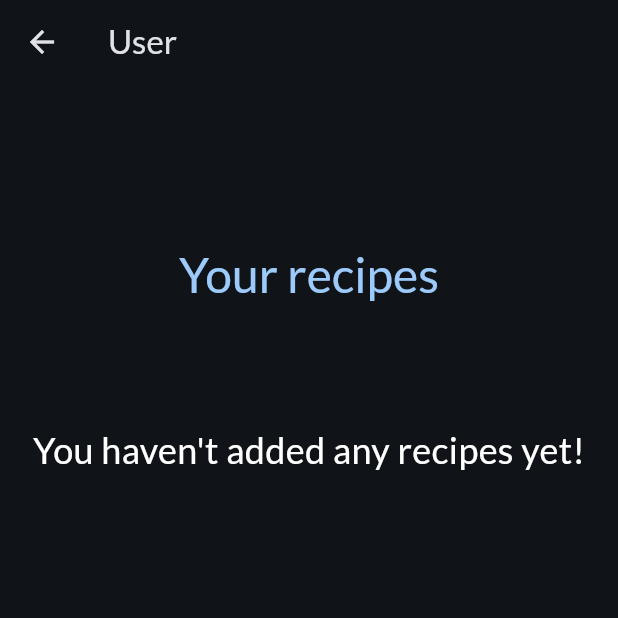
After one commit to Avatbar/Flutter_Meals_App, a Flutter app: the UserScreen screen opened directly, on a phone screen of 412 x 824 dp, the top half of it. The commit adds this screen. Run offline on Flutter 3.47's test engine with Material 2 defaults, Android fonts, the phone set to English and light mode, and no system bars; our stand-ins replace cloud_firestore, firebase_auth, firebase_core, flutter_riverpod, google_fonts, transparent_image; accounts and stored records are empty.

Commit message:
added User screen, changed position of logout button and change login logic

```diff
--- a/lib/data/dummy_data.dart
+++ b/lib/data/dummy_data.dart
@@ -62,7 +62,7 @@ const availableCategories = [
   ),
 ];
 
-const dummyMeals = [
+ List<Meal> dummyMeals = [
   Meal(
     id: 'm1',
     categories: [
--- a/lib/models/category.dart
+++ b/lib/models/category.dart
@@ -10,4 +10,6 @@ class Category {
   final String id;
   final String title;
   final Color color;
+
+  int get colorString => color.value;
 }
--- /dev/null
+++ b/lib/models/person.dart
@@ -0,0 +1,11 @@
+class Person {
+  final String _uid;
+  final String _email;
+
+  String get uid => _uid;
+  String get email => _email;
+
+  Person.fromSnapshot(Map<String, dynamic> snapshot)
+      : _uid = snapshot['uid'],
+        _email = snapshot['email'];
+}
--- /dev/null
+++ b/lib/models/userModel.dart
@@ -0,0 +1,15 @@
+import 'package:meals_app/models/person.dart';
+
+class User extends Person {
+  late List<String> _userMeals;
+  late List<String> _userFavorites;
+  final bool isAdmin = false;
+
+  List<String> get userMeals => _userMeals;
+  List<String> get userFavorites => _userFavorites;
+
+  User.fromSnapshot(Map<String, dynamic> snapshot) : super.fromSnapshot(snapshot) {
+    _userMeals = snapshot['userMeals'];
+    _userFavorites = snapshot['userFavorites'];
+  }
+}
--- a/lib/screens/login.dart
+++ b/lib/screens/login.dart
@@ -34,9 +34,10 @@ class _LoginScreenState extends State<LoginScreen> {
       isLoading = true;
     });
 
-    if (password != confirmPassword) {
+    if (!isLoginScreen && password != confirmPassword) {
       ScaffoldMessenger.of(context).showSnackBar(
         SnackBar(
+          duration: const Duration(seconds: 1),
           content: const Text("Passwords do not match!"),
           backgroundColor: Theme.of(context).colorScheme.error,
         ),
--- /dev/null
+++ b/lib/screens/user.dart
@@ -0,0 +1,104 @@
+import 'package:firebase_auth/firebase_auth.dart';
+import 'package:flutter/material.dart';
+import 'package:cloud_firestore/cloud_firestore.dart';
+
+class UserScreen extends StatefulWidget {
+  const UserScreen({super.key});
+
+  @override
+  State<UserScreen> createState() => _UserScreenState();
+}
+
+class _UserScreenState extends State<UserScreen> {
+  @override
+  Widget build(BuildContext context) {
+    return Scaffold(
+        appBar: AppBar(
+          title: const Text("User"),
+        ),
+        body: ListView(
+          children: [
+            const SizedBox(
+              height: 24,
+            ),
+            Text(
+              FirebaseAuth.instance.currentUser!.email!,
+              textAlign: TextAlign.center,
+              style: Theme.of(context).textTheme.headlineLarge!.copyWith(
+                    color: Theme.of(context).colorScheme.onBackground,
+                    fontSize: 40,
+                  ),
+            ),
+            const SizedBox(
+              height: 32,
+            ),
+            Text(
+              "Your recipes",
+              textAlign: TextAlign.center,
+              style: Theme.of(context).textTheme.headlineMedium!.copyWith(
+                    color: Theme.of(context).colorScheme.primary,
+                    fontSize: 32,
+                  ),
+            ),
+            const SizedBox(
+              height: 16,
+            ),
+            StreamBuilder(
+                stream: FirebaseFirestore.instance
+                    .collection('Meals')
+                    .where('creatorId',
+                        isEqualTo: FirebaseAuth.instance.currentUser!.uid)
+                    .snapshots(),
+                builder: (ctx, AsyncSnapshot<QuerySnapshot> snapshot) {
+                  if (snapshot.connectionState == ConnectionState.waiting) {
+                    return const Center(
+                      child: CircularProgressIndicator(),
+                    );
+                  }
+                  if (snapshot.hasError) {
+                    return const Center(
+                      child: Text("Something went wrong!"),
+                    );
+                  }
+                  final documents = snapshot.data!.docs;
+
+                  if (documents.isEmpty) {
+                    return Column(
+                      mainAxisSize: MainAxisSize.min,
+                      children: const [
+                        SizedBox(
+                          height: 64,),
+                        Text(
+                          "You haven't added any recipes yet!",
+                          style: TextStyle(
+                            color: Colors.white,
+                            fontSize: 24,
+                          ),
+                        ),
+                      ],
+                    );
+                  }
+
+                  return ListView.builder(
+                    shrinkWrap: true,
+                    physics: const NeverScrollableScrollPhysics(),
+                    itemCount: documents.length,
+                    itemBuilder: (ctx, index) => ListTile(
+                      title: Text(documents[index]['title']),
+                      subtitle: Text(documents[index]['description']),
+                      trailing: IconButton(
+                        icon: const Icon(Icons.delete),
+                        onPressed: () async {
+                          await FirebaseFirestore.instance
+                              .collection('Meals')
+                              .doc(documents[index].id)
+                              .delete();
+                        },
+                      ),
+                    ),
+                  );
+                }),
+          ],
+        ));
+  }
+}
```
Also changed, not shown: lib/main.dart (+24 -2 lines), lib/models/admin.dart (added, +12 -0 lines), lib/models/meal.dart (+23 -2 lines), lib/screens/tabs.dart (+14 -2 lines), lib/widgets/main_drawer.dart (+13 -2 lines).
